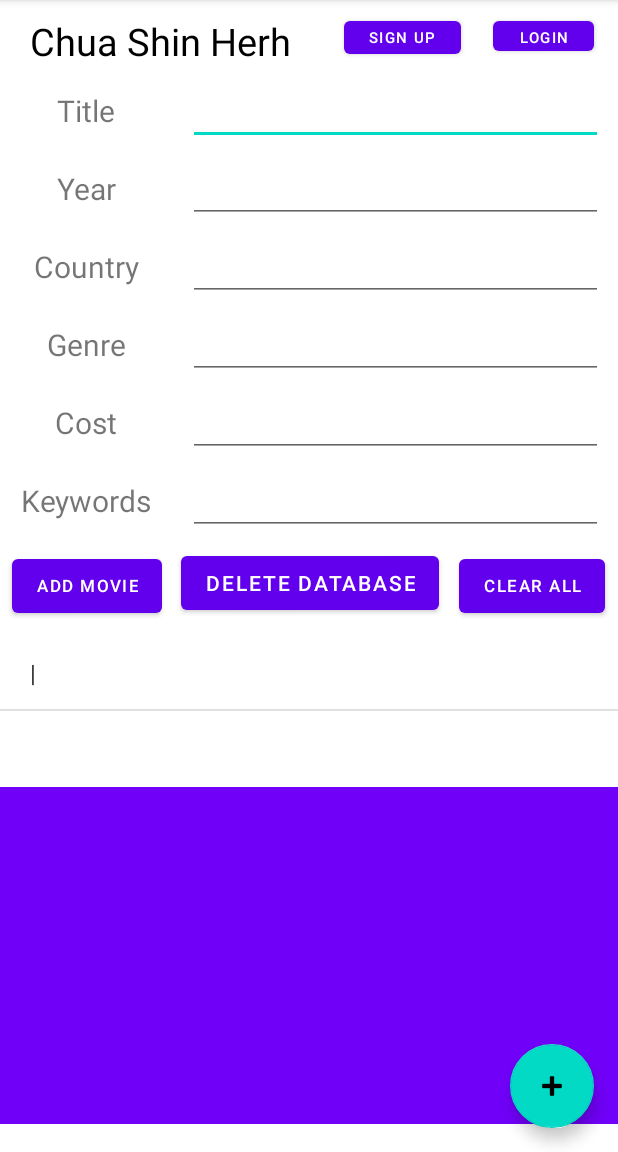
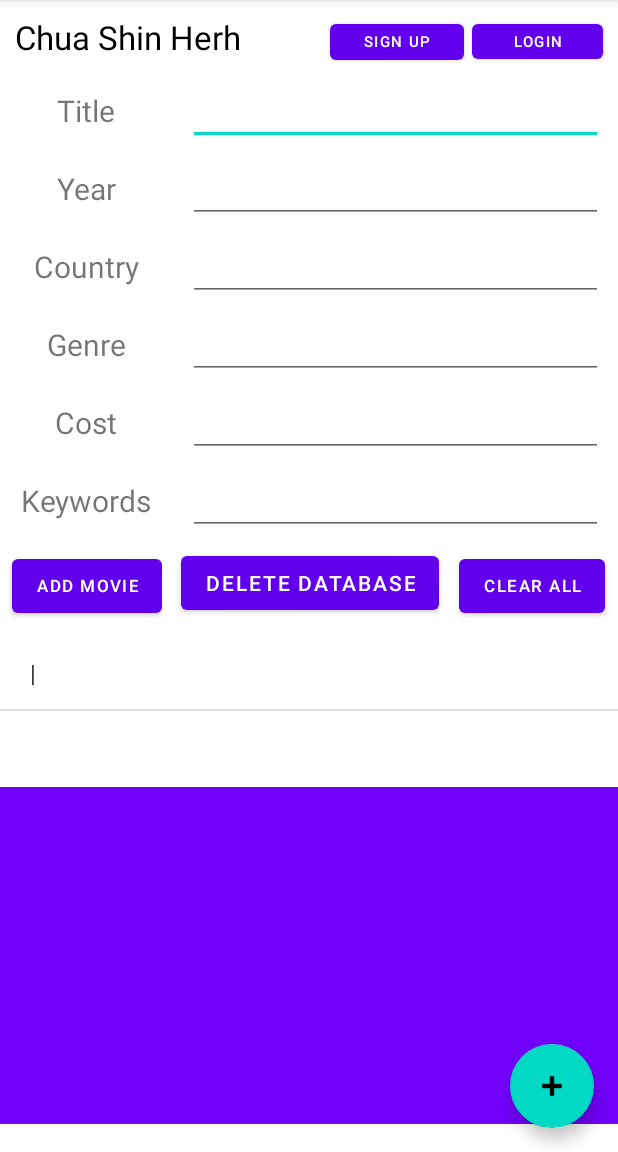
Before and after one commit to BiOHazarD0528/MovieLibrary, an Android app: the screen it shows after launch (MainActivity), after a tap on "ADD MOVIE", on a phone screen of 412 x 824 dp, the part 84-1236 px from its top. Run offline under Robolectric (Android 15) with nearby library versions, the phone set to English and light mode, and no system bars; our stand-ins replace Firebase (no records; nobody signed in at launch, a user with empty details on screens opened directly), Room's generated code.

Commit message:
Completed Week 12 Tasks

```diff
--- a/app/src/main/java/com/example/movielibrary/MainActivity.java
+++ b/app/src/main/java/com/example/movielibrary/MainActivity.java
@@ -288,6 +288,7 @@ public class MainActivity extends AppCompatActivity {
 
     public void deleteDatabase(View view) {
         loginViewModel.deleteAllData();
+        Toast.makeText(getApplicationContext(), "Database Cleared", Toast.LENGTH_SHORT).show();
     }
 
     class NavigationListener implements NavigationView.OnNavigationItemSelectedListener {
--- a/app/src/main/res/layout/activity_main.xml
+++ b/app/src/main/res/layout/activity_main.xml
@@ -12,12 +12,18 @@
             android:id="@+id/textView7"
             android:layout_width="0dp"
             android:layout_height="wrap_content"
-            android:layout_marginLeft="20dp"
+            android:layout_marginStart="10dp"
             android:layout_marginTop="10dp"
+            android:autoSizeMaxTextSize="22sp"
+            android:autoSizeMinTextSize="1sp"
+            android:autoSizeTextType="uniform"
+            android:maxLines="2"
             android:text="@string/emailname"
             android:textColor="#000000"
             android:textSize="25sp"
-            app:layout_constraintLeft_toLeftOf="parent"
+            app:layout_constraintEnd_toStartOf="@+id/button2"
+            app:layout_constraintHorizontal_bias="0.5"
+            app:layout_constraintStart_toStartOf="parent"
             app:layout_constraintTop_toTopOf="parent" />
 
         <Button
@@ -251,28 +257,31 @@
 
         <Button
             android:id="@+id/button2"
-            android:layout_width="78dp"
-            android:layout_height="34dp"
-            android:layout_marginTop="8dp"
+            android:layout_width="89dp"
+            android:layout_height="36dp"
+            android:layout_marginStart="5dp"
+            android:layout_marginTop="10dp"
+            android:layout_marginEnd="5dp"
             android:onClick="signUp"
             android:text="Sign Up"
             android:textSize="10sp"
             app:layout_constraintEnd_toStartOf="@+id/button4"
-            app:layout_constraintHorizontal_bias="0.627"
+            app:layout_constraintHorizontal_bias="0.5"
             app:layout_constraintStart_toEndOf="@+id/textView7"
             app:layout_constraintTop_toTopOf="parent" />
 
         <Button
             android:id="@+id/button4"
-            android:layout_width="67dp"
-            android:layout_height="32dp"
-            android:layout_marginTop="8dp"
-            android:layout_marginEnd="16dp"
+            android:layout_width="87dp"
+            android:layout_height="35dp"
+            android:layout_marginEnd="10dp"
             android:onClick="login"
             android:text="Login"
             android:textSize="10sp"
+            app:layout_constraintBaseline_toBaselineOf="@+id/button2"
             app:layout_constraintEnd_toEndOf="parent"
-            app:layout_constraintTop_toTopOf="parent" />
+            app:layout_constraintHorizontal_bias="0.5"
+            app:layout_constraintStart_toEndOf="@+id/button2" />
 
         <Button
             android:id="@+id/button7"
```
Also changed, not shown: app/src/main/res/layout/activity_login.xml (+7 -4 lines), app/src/main/res/layout/activity_sign_up.xml (+9 -5 lines).
